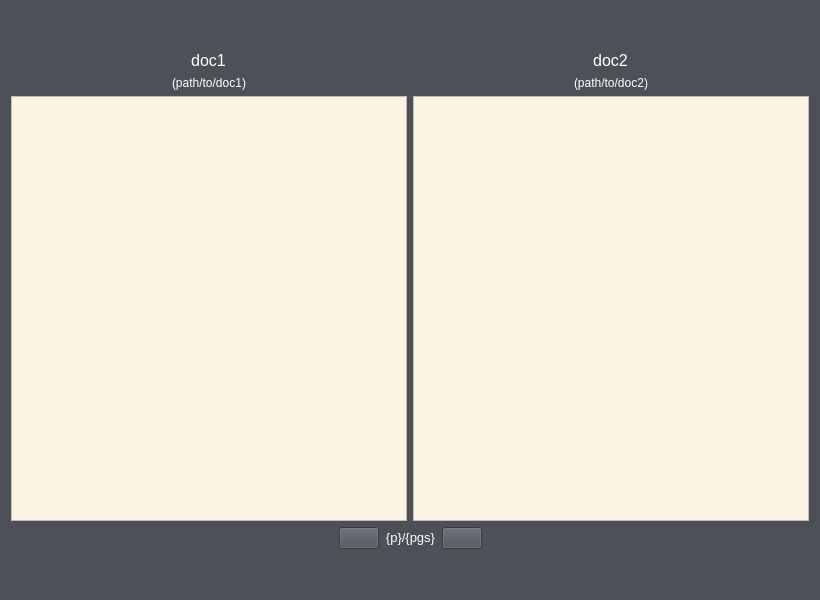
This is plagdef/gui/ui/matches_dialog.ui in devWhyqueue/plagdef as Qt 5 draws it before an edit. The edited form follows.
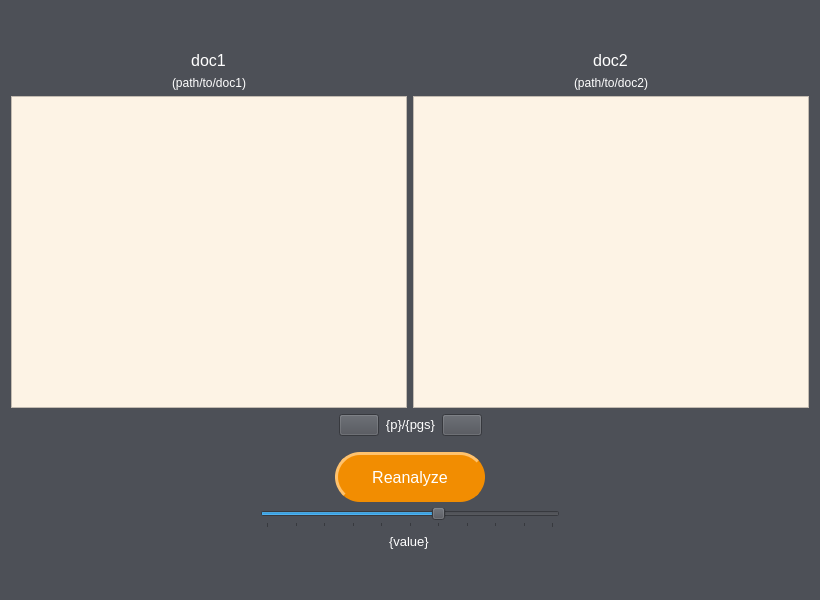
This is the edited form. Icons and pictures are not drawn.

Commit message: Close #31: Add reanalyze feature

Patch:
```diff
--- a/plagdef/gui/ui/matches_dialog.ui
+++ b/plagdef/gui/ui/matches_dialog.ui
@@ -227,6 +227,113 @@
                     </item>
                 </layout>
             </item>
+            <item>
+                <spacer name="matches_button_spacer">
+                    <property name="orientation">
+                        <enum>Qt::Vertical</enum>
+                    </property>
+                    <property name="sizeType">
+                        <enum>QSizePolicy::Fixed</enum>
+                    </property>
+                    <property name="sizeHint" stdset="0">
+                        <size>
+                            <width>20</width>
+                            <height>10</height>
+                        </size>
+                    </property>
+                </spacer>
+            </item>
+            <item alignment="Qt::AlignHCenter">
+                <widget class="QPushButton" name="reanalyze_button">
+                    <property name="minimumSize">
+                        <size>
+                            <width>150</width>
+                            <height>50</height>
+                        </size>
+                    </property>
+                    <property name="toolTip">
+                        <string>Export all matches as JSON reports.</string>
+                    </property>
+                    <property name="styleSheet">
+                        <string notr="true">QPushButton {
+                            font-size: 12pt;
+                            border-radius: 25px;
+                            border: 3px solid rgb(242, 141, 1);
+                            border-style: outset;
+                            color: rgb(255, 255, 255);
+                            }
+
+                            :enabled {
+                            background-color: rgb(242, 141, 1);
+                            }
+
+                            :hover{
+                            background-color: #b56900;
+                            border-color: #b56900;
+                            }
+
+                            :pressed {
+                            border-style: inset;
+                            }
+                        </string>
+                    </property>
+                    <property name="text">
+                        <string>Reanalyze</string>
+                    </property>
+                    <property name="icon">
+                        <iconset resource="../res/resources.qrc">
+                            <normaloff>:/search_white.png</normaloff>:/search_white.png
+                        </iconset>
+                    </property>
+                </widget>
+            </item>
+            <item alignment="Qt::AlignHCenter">
+                <widget class="QSlider" name="sim_slider">
+                    <property name="minimumSize">
+                        <size>
+                            <width>300</width>
+                            <height>0</height>
+                        </size>
+                    </property>
+                    <property name="maximum">
+                        <number>10</number>
+                    </property>
+                    <property name="singleStep">
+                        <number>1</number>
+                    </property>
+                    <property name="pageStep">
+                        <number>1</number>
+                    </property>
+                    <property name="value">
+                        <number>6</number>
+                    </property>
+                    <property name="orientation">
+                        <enum>Qt::Horizontal</enum>
+                    </property>
+                    <property name="tickPosition">
+                        <enum>QSlider::TicksBelow</enum>
+                    </property>
+                    <property name="tickInterval">
+                        <number>1</number>
+                    </property>
+                </widget>
+            </item>
+            <item alignment="Qt::AlignHCenter">
+                <widget class="QLabel" name="value_label">
+                    <property name="font">
+                        <font>
+                            <pointsize>10</pointsize>
+                        </font>
+                    </property>
+                    <property name="styleSheet">
+                        <string notr="true">color: rgb(255, 255, 255);
+                        </string>
+                    </property>
+                    <property name="text">
+                        <string>{value}</string>
+                    </property>
+                </widget>
+            </item>
             <item>
                 <spacer name="bottom_spacer">
                     <property name="orientation">
```
The commit also changes 8 other files.
